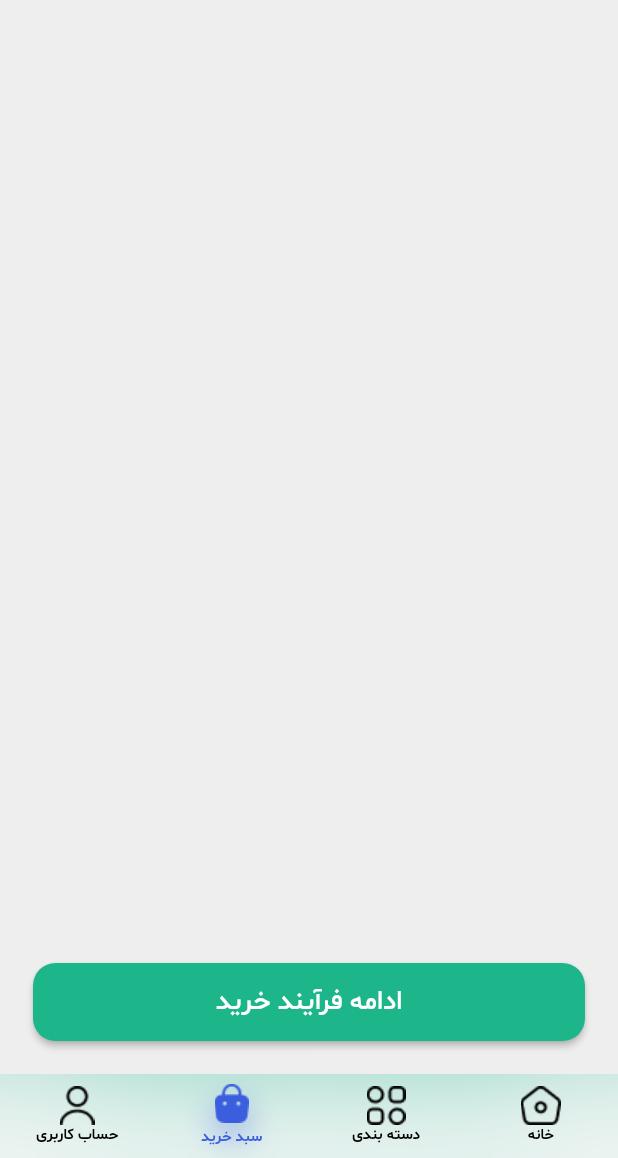
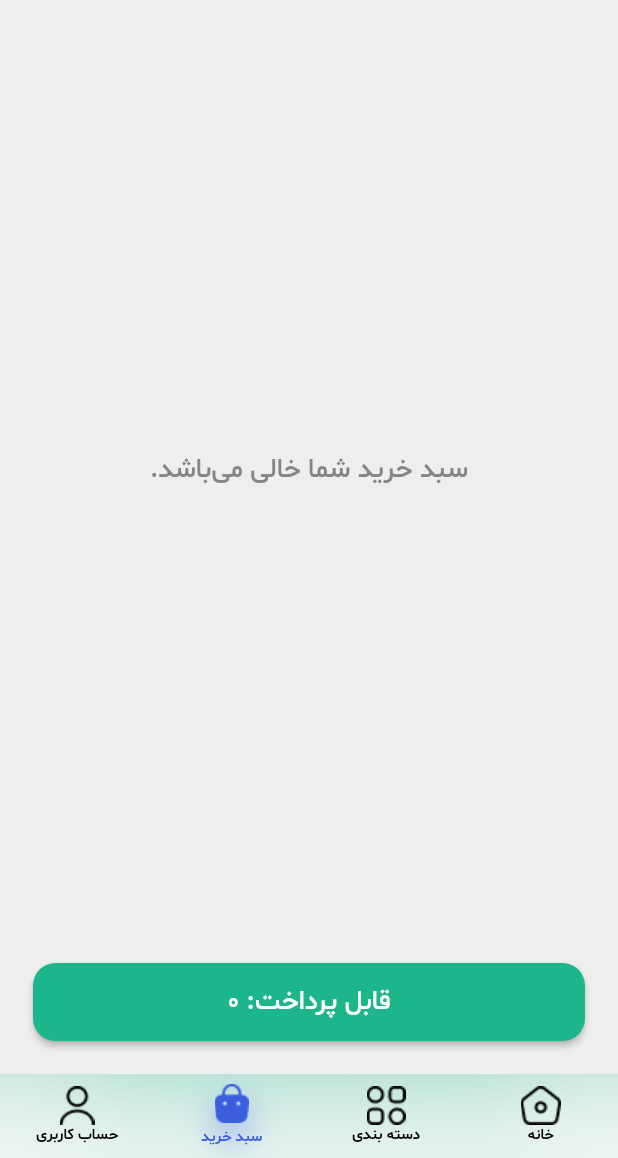
Before and after one commit to elhamebrahimpour/apple_shop, a Flutter app: the screen it shows after launch, item 2 of the bottom bar chosen, on a phone screen of 412 x 824 dp, the part 78-1236 px from its top. Run offline on Flutter 3.47's test engine with Material 2 defaults, Android fonts, the phone set to English and light mode, and no system bars; our stand-ins replace bloc, cached_network_image, dartz, dio, dotted_line, flutter_bloc and 5 more; accounts and stored records are empty; network calls fail.

Commit message:
shopping_card final price calculated

```diff
--- a/lib/bloc/shopping_card/card_bloc.dart
+++ b/lib/bloc/shopping_card/card_bloc.dart
@@ -14,7 +14,9 @@ class CardBloc extends Bloc<CardEvent, CardState> {
   CardBloc() : super(CardInitialState()) {
     on<CardFetchedDataFromHiveEvent>((event, emit) async {
       final cardList = await _localRepository.getAllCardProducts();
-      emit(CardFetchDataFromHiveState(cardList));
+      final finalPrice = await _localRepository.getShoppingCardFinalPrice();
+
+      emit(CardFetchDataFromHiveState(cardList, finalPrice));
     });
   }
 }
--- a/lib/bloc/shopping_card/card_state.dart
+++ b/lib/bloc/shopping_card/card_state.dart
@@ -7,5 +7,6 @@ class CardInitialState extends CardState {}
 
 class CardFetchDataFromHiveState extends CardState {
   Either<String, List<CardModel>> cardList;
-  CardFetchDataFromHiveState(this.cardList);
+  int? finalPrice;
+  CardFetchDataFromHiveState(this.cardList, this.finalPrice);
 }
--- a/lib/screens/shopping_card_screen.dart
+++ b/lib/screens/shopping_card_screen.dart
@@ -37,7 +37,25 @@ class ShoppingCardScreen extends StatelessWidget {
                           (exception) => SliverToBoxAdapter(
                             child: Text(exception),
                           ),
-                          (cardList) => SliverPadding(
+                          (cardList) => cardList.isEmpty
+                              ? SliverPadding(
+                                  padding: EdgeInsets.only(
+                                    top: MediaQuery.of(context).size.height / 3,
+                                  ),
+                                  sliver: const SliverToBoxAdapter(
+                                    child: Center(
+                                      child: Text(
+                                        'سبد خرید شما خالی می‌باشد.',
+                                        style: TextStyle(
+                                          fontFamily: 'sm',
+                                          fontSize: 18,
+                                          color: AppColors.greyColor,
+                                        ),
+                                      ),
+                                    ),
+                                  ),
+                                )
+                              : SliverPadding(
                                   padding: const EdgeInsets.only(bottom: 80),
                                   sliver: SliverList(
                                     delegate: SliverChildBuilderDelegate(
@@ -52,6 +70,7 @@ class ShoppingCardScreen extends StatelessWidget {
                       ],
                     ],
                   ),
+                  if (state is CardFetchDataFromHiveState) ...[
                     Padding(
                       padding: const EdgeInsets.symmetric(
                           horizontal: 22, vertical: 22),
@@ -66,9 +85,9 @@ class ShoppingCardScreen extends StatelessWidget {
                             ),
                           ),
                           onPressed: () {},
-                        child: const Text(
-                          'ادامه فرآیند خرید',
-                          style: TextStyle(
+                          child: Text(
+                            'قابل پرداخت: ${state.finalPrice}',
+                            style: const TextStyle(
                               fontFamily: 'sm',
                               fontSize: 18,
                             ),
@@ -76,6 +95,7 @@ class ShoppingCardScreen extends StatelessWidget {
                         ),
                       ),
                     ),
+                  ],
                 ],
               ),
             ),
--- a/pubspec.yaml
+++ b/pubspec.yaml
@@ -21,6 +21,7 @@ dependencies:
   cached_network_image: ^3.2.3
   hive: ^2.2.3
   hive_flutter: ^1.1.0
+  intl: ^0.18.1
 
 dev_dependencies:
   flutter_test:
```
Also changed, not shown: lib/data/datasource/card_datasource.dart (+14 -0 lines), lib/data/repository/card_repository.dart (+7 -0 lines), lib/utils/price_format.dart (added, +7 -0 lines), pubspec.lock. Lines whose indentation alone changed are shown as unchanged.
